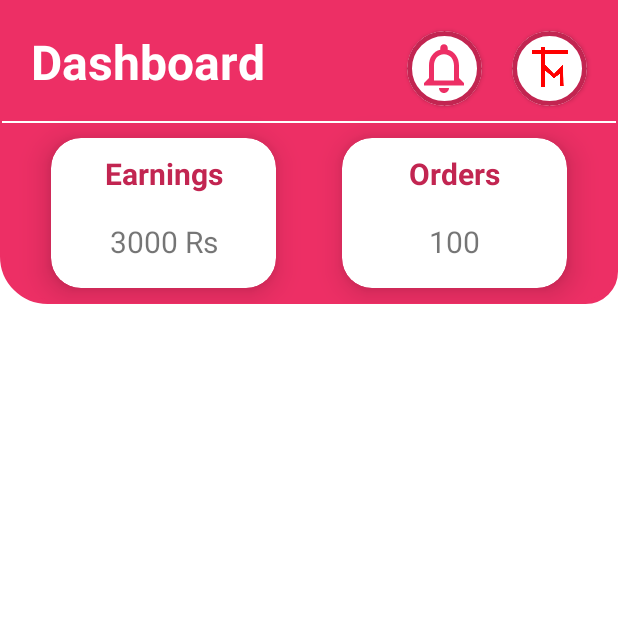
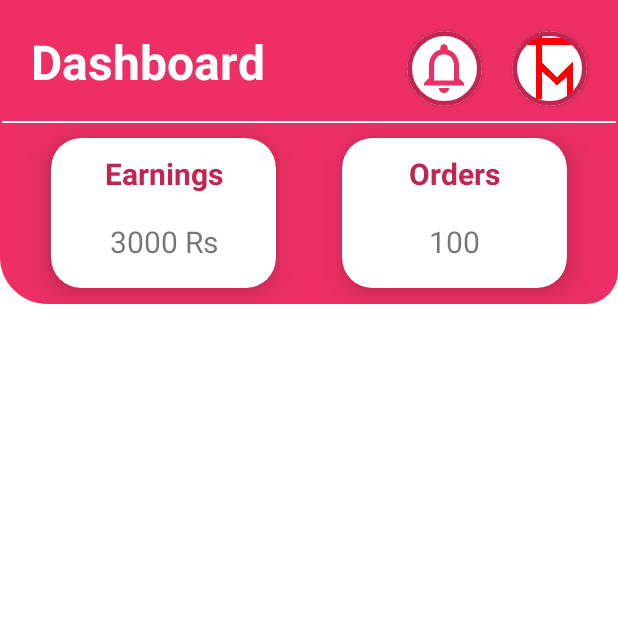
Before and after one commit to aatmikarm/medOnWayS, an Android app: the screen it shows after launch once a user with an empty profile is signed in (MainActivity), on a phone screen of 412 x 824 dp, the top half of it. Run offline under Robolectric (Android 15) with nearby library versions, the phone set to English and light mode, and no system bars; our stand-ins replace Firebase (no records; nobody signed in at launch, a user with empty details on screens opened directly).

```diff
--- a/app/src/main/java/com/example/tandonmedicalseller/MainActivity.java
+++ b/app/src/main/java/com/example/tandonmedicalseller/MainActivity.java
@@ -1,6 +1,7 @@
 package com.example.tandonmedicalseller;
 
 import android.content.Intent;
+import android.net.Uri;
 import android.os.Bundle;
 import android.os.Handler;
 import android.view.View;
@@ -13,7 +14,9 @@ import androidx.cardview.widget.CardView;
 import androidx.recyclerview.widget.GridLayoutManager;
 import androidx.recyclerview.widget.RecyclerView;
 
+import com.bumptech.glide.Glide;
 import com.google.android.gms.tasks.OnCompleteListener;
+import com.google.android.gms.tasks.OnSuccessListener;
 import com.google.android.gms.tasks.Task;
 import com.google.firebase.auth.FirebaseAuth;
 import com.google.firebase.firestore.FirebaseFirestore;
@@ -23,6 +26,8 @@ import com.google.firebase.storage.FirebaseStorage;
 import com.google.firebase.storage.StorageReference;
 
 import java.util.ArrayList;
+import java.util.HashMap;
+import java.util.Map;
 
 public class MainActivity extends AppCompatActivity {
 
@@ -55,7 +60,7 @@ public class MainActivity extends AppCompatActivity {
         mDb = FirebaseFirestore.getInstance();
         mStorageRef = FirebaseStorage.getInstance().getReference();
 
-
+        setCurrentUserImage();
 
         orders_history.setOnClickListener(new View.OnClickListener() {
             @Override
@@ -80,11 +85,26 @@ public class MainActivity extends AppCompatActivity {
 
     }
 
+    private void setCurrentUserImage() {
+        final String uid = firebaseAuth.getUid();
+        StorageReference ref = mStorageRef.child("images/" + uid).child("profilepic.jpg");
+        ref.getDownloadUrl().addOnSuccessListener(new OnSuccessListener<Uri>() {
+            @Override
+            public void onSuccess(Uri uri) {
+                ImageView imageView;
+                imageView = findViewById(R.id.seller_profile_image_view);
+                Glide.with(getApplicationContext()).load(uri).into(imageView);
+
+            }
+        });
+    }
+
     @Override
     protected void onResume() {
         super.onResume();
 
         final ArrayList<productModelList> productModelLists = getAllProducts();
+        setCurrentUserImage();
 
         final Handler handler = new Handler();
         handler.postDelayed(new Runnable() {
--- a/app/src/main/res/layout/activity_main.xml
+++ b/app/src/main/res/layout/activity_main.xml
@@ -59,8 +59,8 @@
 
             <ImageView
                 android:id="@+id/seller_profile_image_view"
-                android:layout_width="30dp"
-                android:layout_height="30dp"
+                android:layout_width="match_parent"
+                android:layout_height="match_parent"
                 android:layout_gravity="center"
                 android:background="@drawable/tandonmedicalicon" />
 
```
Also changed, not shown: app/src/main/java/com/example/tandonmedicalseller/profile.java (+11 -7 lines), 23 other files.
